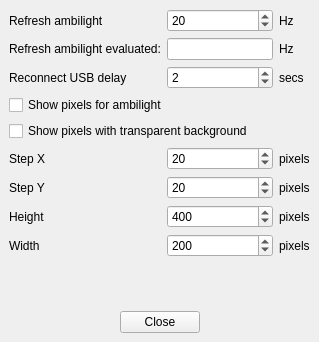
Qt form AmbilightUSB_PC/src/mainwindow.ui (Atarity/Lightpack) before a commit.
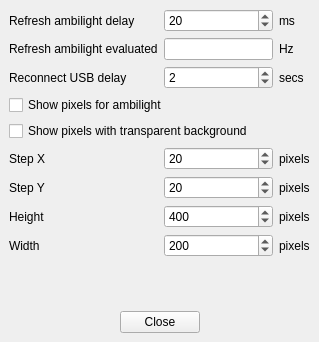
The same form after that commit. Icons and pictures are not drawn.

Commit message: Rename resource icons.qrc to res_ambilight.qrc, rename res/ folder to icons/. Add translations ru_RU locale to resources and load it at runtime. Start porting on WIN32. Change refresh ambilight delay from hz to ms. Remove refresh_ambilight_evaluated AVG.

```diff
--- a/AmbilightUSB_PC/src/mainwindow.ui
+++ b/AmbilightUSB_PC/src/mainwindow.ui
@@ -27,14 +27,14 @@
       <item row="0" column="0">
        <widget class="QLabel" name="label_UpdateDelay">
         <property name="text">
-         <string>Refresh ambilight</string>
+         <string>Refresh ambilight delay</string>
         </property>
        </widget>
       </item>
       <item row="0" column="1">
        <widget class="QSpinBox" name="spinBox_UpdateDelay">
         <property name="minimum">
-         <number>1</number>
+         <number>0</number>
         </property>
         <property name="maximum">
          <number>1000</number>
@@ -45,9 +45,9 @@
        </widget>
       </item>
       <item row="0" column="2">
-       <widget class="QLabel" name="label_hz">
+       <widget class="QLabel" name="label_ms">
         <property name="text">
-         <string>Hz</string>
+         <string>ms</string>
         </property>
        </widget>
       </item>
@@ -194,7 +194,7 @@
       <item row="1" column="0">
        <widget class="QLabel" name="label_UpdateDelayEval">
         <property name="text">
-         <string>Refresh ambilight evaluated:</string>
+         <string>Refresh ambilight evaluated</string>
         </property>
        </widget>
       </item>
@@ -209,7 +209,7 @@
        </widget>
       </item>
       <item row="1" column="2">
-       <widget class="QLabel" name="label_hz_2">
+       <widget class="QLabel" name="label_hz">
         <property name="text">
          <string>Hz</string>
         </property>
```
Left out of the diff: 2 changed lines with no effect on the pictures. The commit also changes 25 other files.
